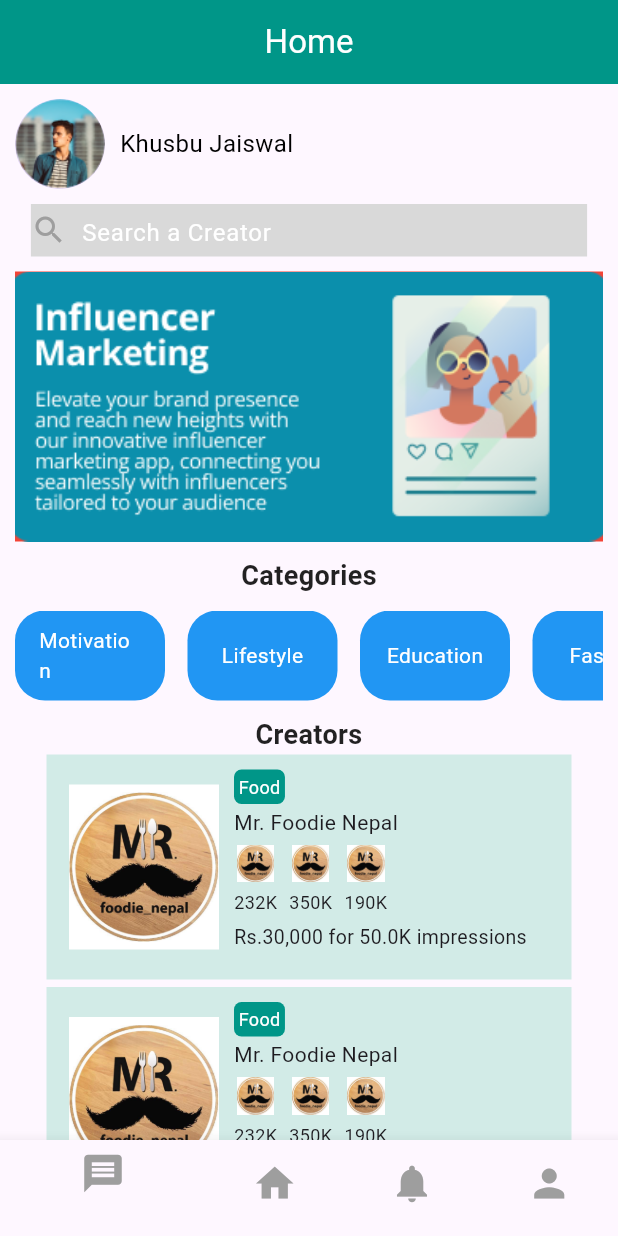
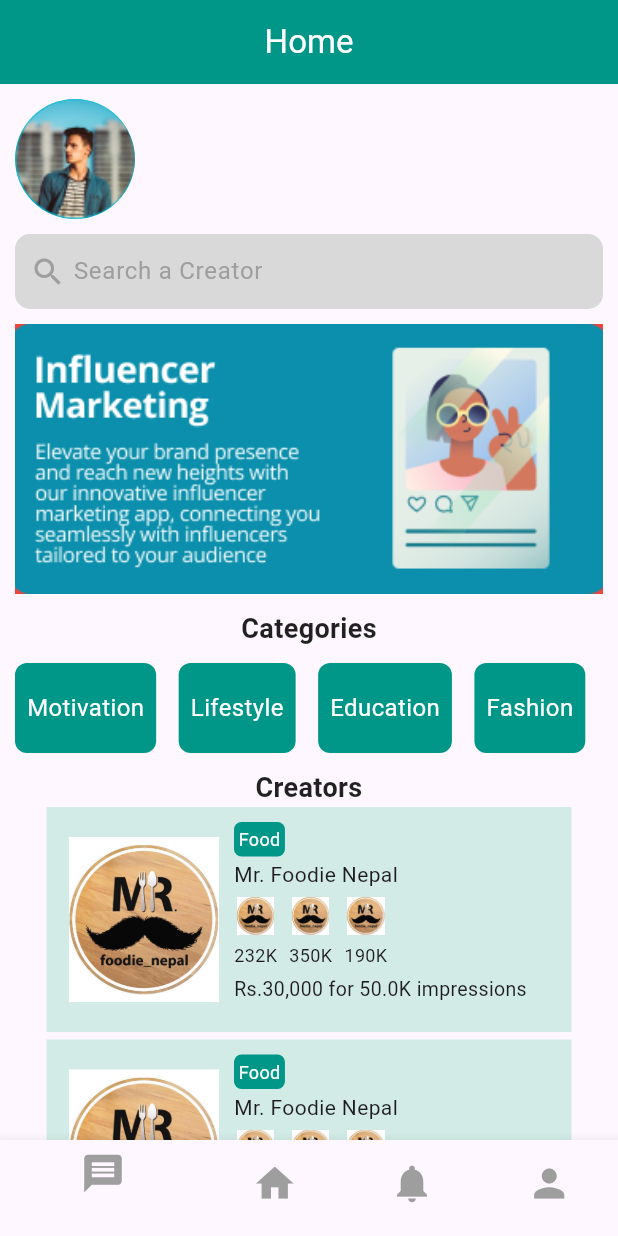
Before and after one commit to ruchibajra/TrendMaster-MobileApp, a Flutter app: the CompanyHomePage screen opened directly, on a phone screen of 412 x 824 dp. Run offline on Flutter 3.47's test engine with Material 3 defaults, Android fonts, the phone set to English and light mode, and no system bars; our stand-ins replace cloud_firestore, firebase_auth, firebase_core, fluttertoast, google_fonts; missing offline and left inert: firebase_app_check, firebase_app_check_platform_interface; accounts and stored records are empty.

Commit message:
testing git

```diff
--- a/lib/pages/company_homepage.dart
+++ b/lib/pages/company_homepage.dart
@@ -35,6 +35,7 @@ class CompanyHomePage extends StatelessWidget {
     'assets/images/company_h1.png',
     // Add more images as needed
   ];
+  // Assuming a common radius value, you can customize this based on your design const double imageRadius = 10.0;
 
   @override
   Widget build(BuildContext context) {
@@ -57,20 +58,15 @@ class CompanyHomePage extends StatelessWidget {
                 child: Row(
                   children: [
                     CircleAvatar(
-                      radius: 30,
+                      radius: 40, // Increase the radius as per your design
+                      backgroundColor: Colors.cyan,
                       backgroundImage: AssetImage('assets/images/companyProfile.png'),
                     ),
+
                     SizedBox(width: 10),
                     Column(
                       crossAxisAlignment: CrossAxisAlignment.start,
                       children: [
-                        Text(
-                          'Khusbu Jaiswal',
-                          style: TextStyle(
-                            fontSize: 16,
-                            color: Colors.black,
-                          ),
-                        ),
                       ],
                     ),
                   ],
@@ -78,21 +74,25 @@ class CompanyHomePage extends StatelessWidget {
               ),
               SizedBox(height: 10),
               Container(
-                width: MediaQuery.of(context).size.width * 0.9,
-                height: 35,
-                color: Color(0xFFD9D9D9),
+                width: MediaQuery.of(context).size.width * 10,
+                height: 50, // Increased height
+                decoration: BoxDecoration(
+                  color: Color(0xFFD9D9D9),
+                  borderRadius: BorderRadius.circular(10), // Added border radius
+                ),
                 child: Row(
                   children: [
-                    Icon(Icons.search, color: Colors.grey), // Search Icon
-                    SizedBox(width: 10),
+                    Padding(
+                      padding: const EdgeInsets.only(left: 10, right: 5),
+                      child: Icon(Icons.search, color: Colors.grey), // Search Icon
+                    ),
                     Container(
-                      width: 150,
-                      height: 20,
+                      width: 190,
                       child: TextField(
                         style: TextStyle(color: Colors.black),
                         decoration: InputDecoration.collapsed(
                           hintText: "Search a Creator",
-                          hintStyle: TextStyle(color: Colors.white),
+                          hintStyle: TextStyle(color: Colors.grey),
                         ),
                       ),
                     ),
@@ -100,8 +100,6 @@ class CompanyHomePage extends StatelessWidget {
                 ),
               ),
               SizedBox(height: 10),
-
-
               // Intro Image Swipe Section
               Container(
                 color: Colors.red,
@@ -136,14 +134,78 @@ class CompanyHomePage extends StatelessWidget {
                 child: ListView(
                   scrollDirection: Axis.horizontal,
                   children: [
-                    SmallContainer(text: 'Motivation'),
-                    SizedBox(width: 15),
-                    SmallContainer(text: 'Lifestyle'),
-                    SizedBox(width: 15),
-                    SmallContainer(text: 'Education'),
-                    SizedBox(width: 15),
-                    SmallContainer(text: 'Fashion'),
-
+                    Container(
+                      padding: EdgeInsets.all(8.0),
+                      margin: EdgeInsets.only(right: 15.0),
+                      decoration: BoxDecoration(
+                        color: Colors.teal,
+                        borderRadius: BorderRadius.circular(8.0),
+                      ),
+                      child: Align(
+                        alignment: Alignment.center,
+                        child: Text(
+                          'Motivation',
+                          style: TextStyle(
+                            color: Colors.white,
+                            fontSize: 16.0,
+                          ),
+                        ),
+                      ),
+                    ),
+                    Container(
+                      padding: EdgeInsets.all(8.0),
+                      margin: EdgeInsets.only(right: 15.0),
+                      decoration: BoxDecoration(
+                        color: Colors.teal,
+                        borderRadius: BorderRadius.circular(8.0),
+                      ),
+                      child: Align(
+                        alignment: Alignment.center,
+                        child: Text(
+                          'Lifestyle',
+                          style: TextStyle(
+                            color: Colors.white,
+                            fontSize: 16.0,
+                          ),
+                        ),
+                      ),
+                    ),
+                    Container(
+                      padding: EdgeInsets.all(8.0),
+                      margin: EdgeInsets.only(right: 15.0),
+                      decoration: BoxDecoration(
+                        color: Colors.teal,
+                        borderRadius: BorderRadius.circular(8.0),
+                      ),
+                      child: Align(
+                        alignment: Alignment.center,
+                        child: Text(
+                          'Education',
+                          style: TextStyle(
+                            color: Colors.white,
+                            fontSize: 16.0,
+                          ),
+                        ),
+                      ),
+                    ),
+                    Container(
+                      padding: EdgeInsets.all(8.0),
+                      margin: EdgeInsets.only(right: 15.0),
+                      decoration: BoxDecoration(
+                        color: Colors.teal,
+                        borderRadius: BorderRadius.circular(8.0),
+                      ),
+                      child: Align(
+                        alignment: Alignment.center,
+                        child: Text(
+                          'Fashion',
+                          style: TextStyle(
+                            color: Colors.white,
+                            fontSize: 16.0,
+                          ),
+                        ),
+                      ),
+                    ),
                   ],
                 ),
               ),
@@ -168,6 +230,7 @@ class CompanyHomePage extends StatelessWidget {
                       height: 150,
                       width: 350,
                       color: Color(0xFFD2EBE7),
+
                       child: Row(
                         mainAxisAlignment: MainAxisAlignment.start,
                         crossAxisAlignment: CrossAxisAlignment.center, // Align vertically to the center
--- a/lib/pages/login_page.dart
+++ b/lib/pages/login_page.dart
@@ -7,7 +7,8 @@ import 'package:trendmasterass2/pages/usertype_page.dart';
 import 'company_registration.dart';
 
 class LoginPage extends StatefulWidget {
-  const LoginPage({super.key});
+  const LoginPage({Key? key}) : super(key: key);
+
   @override
   State<LoginPage> createState() => _LoginPageState();
 }
@@ -21,6 +22,8 @@ class _LoginPageState extends State<LoginPage> {
   // firebase
   final _auth = FirebaseAuth.instance;
 
+  bool _obscurePassword = true;
+
   // Function of on press buttons
   void onPressed(BuildContext context) {
     signIn(emailController.text, passwordController.text);
@@ -28,12 +31,14 @@ class _LoginPageState extends State<LoginPage> {
 
   void onPressedSignupType(BuildContext context) {
     Navigator.of(context).push(
-        MaterialPageRoute(builder: (context) => UsertypePage()));
+      MaterialPageRoute(builder: (context) => UsertypePage()),
+    );
   }
 
-  void onPressedSignupCompany(BuildContext context){
+  void onPressedSignupCompany(BuildContext context) {
     Navigator.of(context).push(
-      MaterialPageRoute(builder:(context) => CompanyRegistrationScreen()));
+      MaterialPageRoute(builder: (context) => CompanyRegistrationScreen()),
+    );
   }
 
   @override
@@ -71,10 +76,22 @@ class _LoginPageState extends State<LoginPage> {
                     // Password Textfield
                     TextFormField(
                       controller: passwordController,
-                      obscureText: true,
+                      // obscureText: _obscurePassword,
                       decoration: InputDecoration(
                         hintText: "Enter Password",
                         labelText: "Password",
+                        suffixIcon: IconButton(
+                          icon: Icon(
+                            _obscurePassword
+                                ? Icons.visibility_off
+                                : Icons.visibility,
+                          ),
+                          onPressed: () {
+                            setState(() {
+                              _obscurePassword = !_obscurePassword;
+                            });
+                          },
+                        ),
                       ),
                     ),
                   ],
@@ -89,21 +106,25 @@ class _LoginPageState extends State<LoginPage> {
             // Login Button
             FractionallySizedBox(
               widthFactor: 0.85,
-
               child: ElevatedButton(
                 onPressed: () => onPressed(context),
-                style: ElevatedButton.styleFrom(backgroundColor: Colors.teal, foregroundColor: Colors.white),
+                style: ElevatedButton.styleFrom(
+                  backgroundColor: Colors.teal,
+                  foregroundColor: Colors.white,
+                ),
                 child: Text("Login"),
               ),
             ),
             SizedBox(height: 10),
 
-            Text("Forgotten Password?", style: TextStyle(color: Colors.red)),
+            Text(
+              "Forgotten Password?",
+              style: TextStyle(color: Colors.red),
+            ),
 
             Padding(
               padding: const EdgeInsets.only(top: 30),
               child: Container(
-                // color: Colors.green,
                 width: 330,
                 child: Column(
                   children: [
@@ -115,7 +136,10 @@ class _LoginPageState extends State<LoginPage> {
                           widthFactor: 0.97,
                           child: ElevatedButton(
                             onPressed: () => onPressedSignupType(context),
-                            style: ElevatedButton.styleFrom(backgroundColor: Colors.teal, foregroundColor: Colors.white),
+                            style: ElevatedButton.styleFrom(
+                              backgroundColor: Colors.teal,
+                              foregroundColor: Colors.white,
+                            ),
                             child: Text("CREATE NEW ACCOUNT"),
                           ),
                         ),
@@ -123,7 +147,10 @@ class _LoginPageState extends State<LoginPage> {
                           widthFactor: 0.97,
                           child: ElevatedButton(
                             onPressed: () => onPressedSignupCompany(context),
-                            style: ElevatedButton.styleFrom(backgroundColor: Colors.teal, foregroundColor: Colors.white),
+                            style: ElevatedButton.styleFrom(
+                              backgroundColor: Colors.teal,
+                              foregroundColor: Colors.white,
+                            ),
                             child: Text("Sign up with Google"),
                           ),
                         ),
@@ -131,7 +158,10 @@ class _LoginPageState extends State<LoginPage> {
                           widthFactor: 0.97,
                           child: ElevatedButton(
                             onPressed: () => onPressed(context),
-                            style: ElevatedButton.styleFrom(backgroundColor: Colors.teal, foregroundColor: Colors.white),
+                            style: ElevatedButton.styleFrom(
+                              backgroundColor: Colors.teal,
+                              foregroundColor: Colors.white,
+                            ),
                             child: Text("Sign up with Facebook"),
                           ),
                         ),
@@ -142,23 +172,25 @@ class _LoginPageState extends State<LoginPage> {
               ),
             )
           ],
-        )
-
+        ),
       ),
     );
   }
-  //login function
- void signIn(String email, String password) async{
-    if(_formKey.currentState!.validate()){
+
+  // login function
+  void signIn(String email, String password) async {
+    if (_formKey.currentState!.validate()) {
       await _auth
           .signInWithEmailAndPassword(email: email, password: password)
           .then((uid) => {
-            Fluttertoast.showToast(msg: "Login Successful"),
-        Navigator.of(context).pushReplacement(MaterialPageRoute(builder: (context) => CompanyHomePage())),
-      }).catchError((e) {
+        Fluttertoast.showToast(msg: "Login Successful"),
+        Navigator.of(context).pushReplacement(
+          MaterialPageRoute(builder: (context) => CompanyHomePage()),
+        ),
+      })
+          .catchError((e) {
         Fluttertoast.showToast(msg: e!.message);
       });
     }
- }
-
+  }
 }
--- a/lib/pages/usertype_page.dart
+++ b/lib/pages/usertype_page.dart
@@ -11,10 +11,15 @@ class UsertypePage extends StatelessWidget {
       body: Center(
         child: Column(
           children: <Widget>[
-            Image.asset(
-              'assets/images/logo.png',
-              width: 300,
-              height: 300,
+            SizedBox(height: 70), // Add this SizedBox to move the logo down
+
+            // Circular Logo
+            ClipOval(
+              child: Image.asset(
+                'assets/images/logo.png',
+                width: 200,
+                height: 200,
+              ),
             ),
             SizedBox(height: 20),
 
@@ -53,7 +58,7 @@ class UsertypePage extends StatelessWidget {
 
             // Button One Section
             Container(
-              width: MediaQuery.of(context).size.width * 0.9, // Set the desired width (80% of screen width in this example)
+              width: MediaQuery.of(context).size.width * 0.9,
               decoration: BoxDecoration(
                 borderRadius: BorderRadius.circular(15),
                 gradient: LinearGradient(
@@ -125,7 +130,7 @@ class UsertypePage extends StatelessWidget {
 
             // Button Two Section
             Container(
-              width: MediaQuery.of(context).size.width * 0.9, // Set the desired width (80% of screen width in this example)
+              width: MediaQuery.of(context).size.width * 0.9,
               decoration: BoxDecoration(
                 borderRadius: BorderRadius.circular(15),
                 gradient: LinearGradient(
@@ -142,7 +147,6 @@ class UsertypePage extends StatelessWidget {
               ),
               child: FittedBox(
                 fit: BoxFit.scaleDown,
-
                 child: MaterialButton(
                   onPressed: () {
                     Navigator.push(
```
